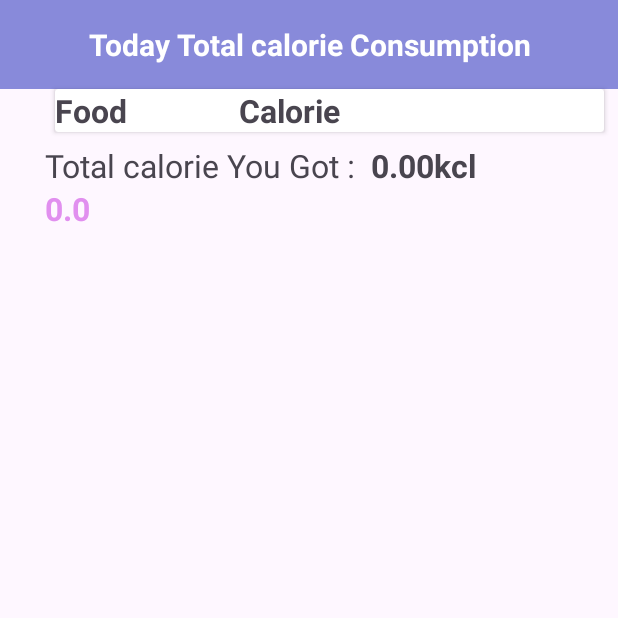
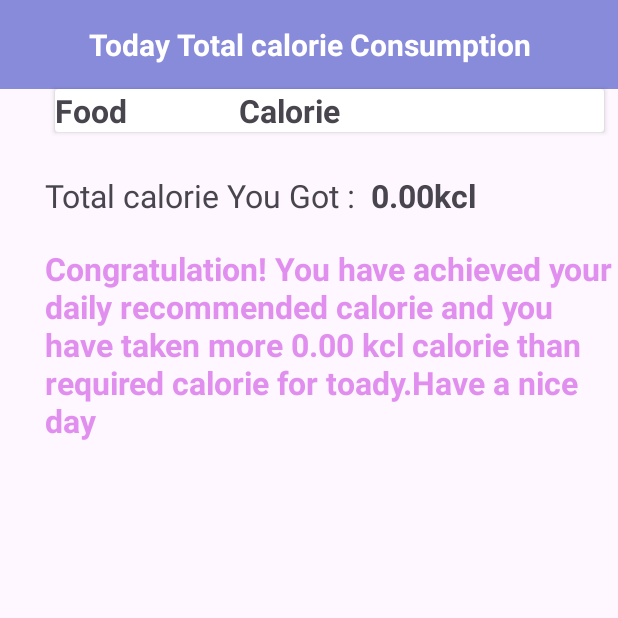
Before and after one commit to dsumanta/diet_planning, an Android app: the TodayStatus screen opened directly, with no data from a screen before it, on a phone screen of 412 x 824 dp, the top half of it. Run offline under Robolectric (Android 15) with nearby library versions, the phone set to English and light mode, and no system bars; our stand-ins replace Firebase (no records; nobody signed in at launch, a user with empty details on screens opened directly).

Commit message:
firebase firestore connacted again . user data lke entered food are stored in firestore and shown it on TodayStatus Activity

```diff
--- a/app/src/main/java/com/example/chatapp/CalorieCounter.kt
+++ b/app/src/main/java/com/example/chatapp/CalorieCounter.kt
@@ -62,7 +62,7 @@ class CalorieCounter : Fragment() {
                 if (gender == "male" && age != null && weight != null && height != null) {
                     maleCalculation = 66.5 + (13.75 * weight) + (5.003 * height) - (6.75 * age)
                 } else if (gender == "female" && age != null && weight != null && height != null) {
-                    femaleCalculation = 65.51 + (9.563 * weight) + (1.850 * height) - (6.75 * age)
+                    femaleCalculation = 655.1 + (9.563 * weight) + (1.850 * height) - (6.75 * age)
                 }
 
                 Log.d("caloriecounter", "Male Calculation: $maleCalculation")
--- a/app/src/main/java/com/example/chatapp/HomeActivity.kt
+++ b/app/src/main/java/com/example/chatapp/HomeActivity.kt
@@ -56,9 +56,9 @@ class HomeActivity : AppCompatActivity() {
                     finish()
                 }
                 R.id.today_status ->{
-//                   val intent=Intent(this,TodayStatus::class.java)
-//                   startActivity(intent)
-                    Toast.makeText(applicationContext, "Open it on by clicking on see your home button in home screen", Toast.LENGTH_SHORT).show()
+                   val intent=Intent(this,TodayStatus::class.java)
+                   startActivity(intent)
+                    //Toast.makeText(applicationContext, "Open it on by clicking on see your home button in home screen", Toast.LENGTH_SHORT).show()
                 }
             }
             true
--- a/app/src/main/java/com/example/chatapp/Item.kt
+++ b/app/src/main/java/com/example/chatapp/Item.kt
@@ -3,7 +3,7 @@ package com.example.chatapp
 import java.io.Serializable
 
 data class Item(
-    val calories: Double,
+    var calories: Double,
     val carbohydrates_total_g: Double,
     val cholesterol_mg: Int,
     val fat_saturated_g: Double,
--- a/app/src/main/java/com/example/chatapp/todayStatus/TodayStatus.kt
+++ b/app/src/main/java/com/example/chatapp/todayStatus/TodayStatus.kt
@@ -10,6 +10,7 @@ import com.example.chatapp.Item
 import com.example.chatapp.R
 import com.google.firebase.auth.FirebaseAuth
 import com.google.firebase.firestore.FirebaseFirestore
+import kotlinx.coroutines.tasks.await
 import java.text.SimpleDateFormat
 import java.util.Date
 import java.util.Locale
@@ -27,27 +28,52 @@ class TodayStatus : AppCompatActivity() {
         setContentView(R.layout.activity_today_status)
 
         // Initialize TextViews
-        val intent = getIntent()
-        val caloriList = intent.getSerializableExtra("myListKey") as ArrayList<Item>?
+//       val intent = getIntent()
+//       val caloriList = intent.getSerializableExtra("myListKey") as ArrayList<Item>?
+
+
+        var caloriListReturn: ArrayList<HashMap<String, Any>> = ArrayList()
+        val firestore = FirebaseFirestore.getInstance()
+        val collectionRef = firestore.collection("diet")
+        val currentUserId = FirebaseAuth.getInstance().currentUser?.uid
+        // Get the current date
+        val currentDate = SimpleDateFormat("yyyy-MM-dd", Locale.getDefault()).format(Date())
+
+        collectionRef
+            .whereEqualTo("userId", currentUserId)
+            .whereEqualTo("date", currentDate)
+            .get()
+            .addOnSuccessListener { querySnapshot ->
+
                 var Calorie: Double = 0.0
-        Log.d("TodayStatus", "caloriList $caloriList")
-        if (caloriList != null) {
+                for (document in querySnapshot.documents) {
+                    val foods = document.get("foods") as? ArrayList<HashMap<String, Any>>
+
                     gridLayout = findViewById(R.id.grid_layout)
-            for (item in caloriList) {
+                    if (foods != null) {
+                        for (food in foods) {
+                            val name = food["name"] as? String
+                            val calories = food["calories"] as? Double
+
+                            if (name != null && calories != null) {
                                 val textView = TextView(this)
-                val st: String = item.name.toString() + "           ${item.calories}kcl"
+                                val formattedCalori = String.format("%.2f", calories)
+                                val st: String = name + "           ${formattedCalori}kcl"
                                 textView.setTextSize(TypedValue.COMPLEX_UNIT_SP, 20F)
                                 textView.text = st
-                Calorie += item.calories
+                                Calorie += calories
                                 // Customize the appearance and attributes of the TextView as needed
                                 gridLayout.addView(textView)
                             }
                         }
+
+                    }
+                }
+
                 val formattedNumber = String.format("%.2f", Calorie)
 
                 val totalcalori = findViewById<TextView>(R.id.total_calorie)
                 totalcalori.text = formattedNumber + "kcl"
-
 
                 mAuth = FirebaseAuth.getInstance()
                 db = FirebaseFirestore.getInstance()
@@ -66,11 +92,13 @@ class TodayStatus : AppCompatActivity() {
                         val height = Chheight?.toDouble()
 
                         val age2 = age?.toInt()
-                val reslutText=findViewById<TextView>(R.id.result_view)
+                        val reslutText = findViewById<TextView>(R.id.result_view)
                         if (gender == "male" && age != null && weight != null && height != null) {
-                    maleCalculation = 66.5 + (13.75 * weight) + (5.003 * height) - (6.75 * age)
+                            maleCalculation =
+                                66.5 + (13.75 * weight) + (5.003 * height) - (6.75 * age)
                         } else if (gender == "female" && age != null && weight != null && height != null) {
-                    femaleCalculation = 65.51 + (9.563 * weight) + (1.850 * height) - (6.75 * age)
+                            femaleCalculation =
+                                655.1 + (9.563 * weight) + (1.850 * height) - (6.75 * age)
                         }
 
                         Log.d("caloriecounter", "Male Calculation: $maleCalculation")
@@ -79,63 +107,60 @@ class TodayStatus : AppCompatActivity() {
 
                         if (gender == "male") {
 
-                    if(maleCalculation<=Calorie){
-                        val diff=Calorie-maleCalculation
+                            if (maleCalculation <= Calorie) {
+                                val diff = Calorie - maleCalculation
                                 val formattedNumber = String.format("%.2f", diff)
 
-                        val st:String="Congratulation! You have achieved your daily recommended calorie and you have taken " +
+                                val st: String =
+                                    "Congratulation! You have achieved your daily recommended calorie and you have taken " +
                                             "more $formattedNumber kcl calorie than required calorie for toady.Have a nice day"
-                        reslutText.text=st
-                    }
-                    else{
-                        val diff=maleCalculation-Calorie
+                                reslutText.text = st
+                            } else {
+                                val diff = maleCalculation - Calorie
                                 val formattedNumber = String.format("%.2f", diff)
-                        val st:String="Sorry ! you have not reached your daily required calorie you need to consume more "+
+                                val st: String =
+                                    "Sorry ! you have not reached your daily required calorie you need to consume more " +
                                             "and you need to consume $formattedNumber kcl to achieve your today recommended calorie "
-                        reslutText.text=st
+                                reslutText.text = st
                             }
 
                         } else {
-                    reslutText.text = femaleCalculation.toString()
+
+                            if(femaleCalculation<=Calorie){
+                                val diff = Calorie - femaleCalculation
+                                val formattedNumber = String.format("%.2f", diff)
+
+                                val st: String =
+                                    "Congratulation! You have achieved your daily recommended calorie and you have taken " +
+                                            "more $formattedNumber kcl calorie than required calorie for toady.Have a nice day"
+                                reslutText.text = st
+                            }
+                            else{
+
+                                val diff = femaleCalculation - Calorie
+                                val formattedNumber = String.format("%.2f", diff)
+                                val st: String =
+                                    "Sorry ! you have not reached your daily required calorie you need to consume more " +
+                                            "and you need to consume $formattedNumber kcl to achieve your today recommended calorie "
+                                reslutText.text = st
+
                             }
 
                         }
-            // Get the current date
-            //        val currentDate = SimpleDateFormat("yyyy-MM-dd", Locale.getDefault()).format(Date())
-            //        Log.d("TodayStatus", "Retrieving meal options from Firestore $currentDate")
-            //
-            //        // Create a reference to the user's document
-            //        val userId = FirebaseAuth.getInstance().currentUser?.uid // Replace with the actual user ID
-            //        if (userId != null) {
-            //            val userDocRef = firestore.collection("users").document(userId)
-            //
-            //            Log.d("TodayStatus", "userId userDocRef $userDocRef")
-            //
-            //            // Create a reference to the date document under the user's document
-            //            val ref = userDocRef.collection("dates")
-            //            ref.get().addOnSuccessListener { snapshot ->
-            //                Log.d("TodayStatus", "Dates $ref ${snapshot.documents} isempty:${snapshot.isEmpty}")
-            //            }.addOnFailureListener { exception ->
-            //                Log.d("TodayStatus", "Exception $exception")
-            //            }
-            //
-            //            val dateDocRef = userDocRef.collection("dates").document(currentDate)
-            //            Log.d("TodayStatus", "Retrieving meal options from Firestore $dateDocRef")
-            //
-            //            // Retrieve the meal options from Firestore
-            //            val mealOptionRef = dateDocRef.collection("mealOptions")
-            //            mealOptionRef.get().addOnSuccessListener { snapshot ->
-            //                Log.d("TodayStatus", "mealOption ${snapshot.documents}")
-            //                val list = ArrayList<String>()
-            //                for (document in snapshot) {
-            //                    val mealType = document.toString()
-            //                    list.add(mealType)
-            //                    val foodRef = mealOptionRef.document(mealType)
-            //                }
-            //                Log.d("todayStatus", "food are $list")
-            //            }
-            //        }
+
+                    }
+
+                }
+                    ?.addOnFailureListener { exception ->
+                        // Handle any errors that occur during the query
+                    }
+                Log.d("Sumanta 3", "$caloriListReturn ")
+
+
+                Log.d("Sumanta ", "Calorilistreturn value $caloriListReturn")
+
+            }
+
 
     }
 }
-}
--- a/app/src/main/res/layout/activity_today_status.xml
+++ b/app/src/main/res/layout/activity_today_status.xml
@@ -53,6 +53,7 @@
 
     <LinearLayout
         android:layout_width="match_parent"
+        android:layout_marginTop="20dp"
         android:layout_height="wrap_content">
         <TextView
             android:layout_width="wrap_content"
@@ -79,6 +80,7 @@
         android:textColor="#E18FEF"
         android:textStyle="bold"
         android:layout_marginRight="10dp"
+        android:layout_marginTop="20dp"
         android:textSize="21sp"
         android:layout_marginStart="30dp"/>
 
```
Also changed, not shown: app/src/main/java/com/example/chatapp/CalorieIntake.kt (+99 -40 lines). Lines whose indentation alone changed are shown as unchanged.
